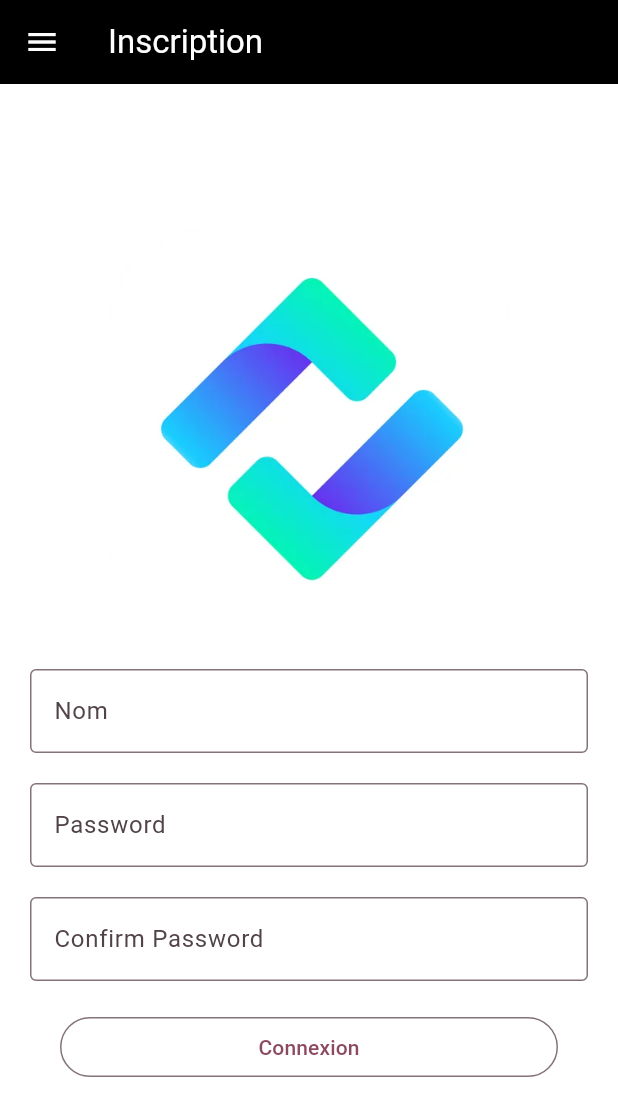
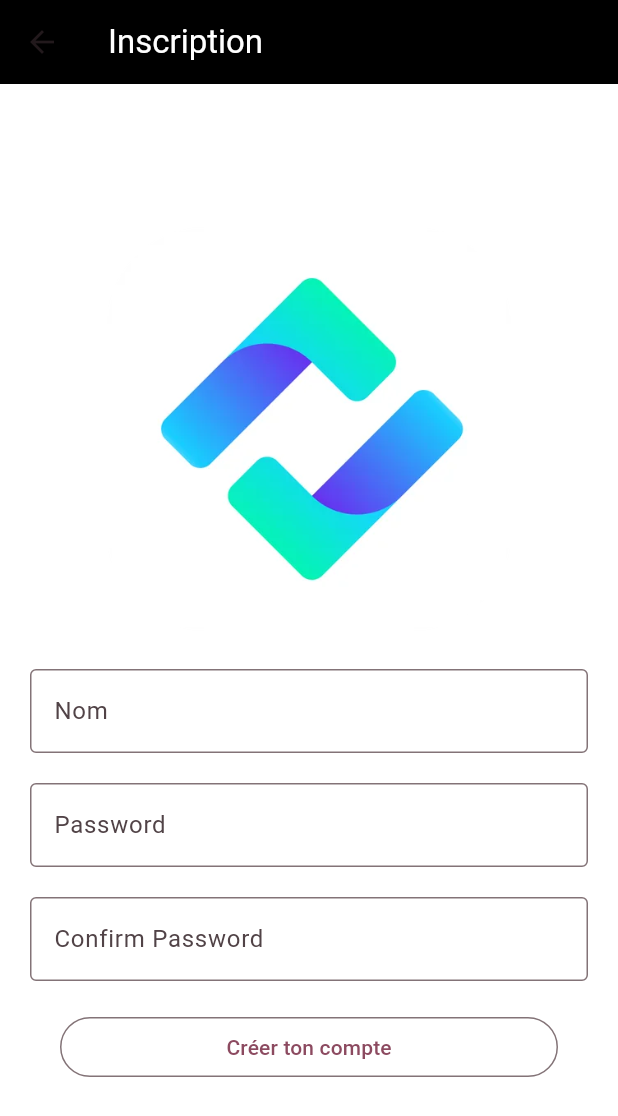
Before and after one commit to 2147037/A24-4205N6-TP1-KangSeojin, a Flutter app: the MyHomePage screen opened directly, after a tap on "Inscription", on a phone screen of 412 x 824 dp. Shown: the top 1116 px of the screen. Run offline on Flutter 3.47's test engine with Material 3 defaults, Android fonts, the phone set to English and light mode, and no system bars.

Commit message:
FCT Enlever tiroir et modification des navigations
Le tiroir est enlevé de l'écran de connexion et d'inscription.
Le bouton de l'écran inscription dirige maintenant vers la page de connexion

```diff
--- a/tp/lib/inscription.dart
+++ b/tp/lib/inscription.dart
@@ -1,4 +1,5 @@
 import 'package:flutter/material.dart';
+import 'package:tp/main.dart';
 import 'package:tp/tiroir_nav.dart';
 
 // TODO Un ecran minimal avec un tres peu de code
@@ -13,11 +14,9 @@ class _InscriptionState extends State<Inscription> {
   @override
   Widget build(BuildContext context) {
     return Scaffold(
-      drawer: LeTiroir(),
       appBar: AppBar(
         backgroundColor: Colors.black,
         title: const Text('Inscription', style: TextStyle(color: Colors.white),),
-        iconTheme: IconThemeData(color: Colors.white),
       ),
       body: Container(
         color: Colors.white,
@@ -73,13 +72,13 @@ class _InscriptionState extends State<Inscription> {
                   Navigator.push(
                       context,
                       MaterialPageRoute(
-                          builder: (context) => Inscription(
+                          builder: (context) => MyHomePage(title: '',
 
                           )
                       )
                   );
                 },
-                child: const Text("Connexion"),
+                child: const Text("Créer ton compte"),
               ),
             ),
           ],
--- a/tp/lib/main.dart
+++ b/tp/lib/main.dart
@@ -49,7 +49,6 @@ class _MyHomePageState extends State<MyHomePage> {
     // fast, so that you can just rebuild anything that needs updating rather
     // than having to individually change instances of widgets.
     return Scaffold(
-      drawer: const LeTiroir(),
       appBar: AppBar(
         backgroundColor: Colors.black,
         title: Text('Connexion', style: TextStyle(color: Colors.white),),
```
